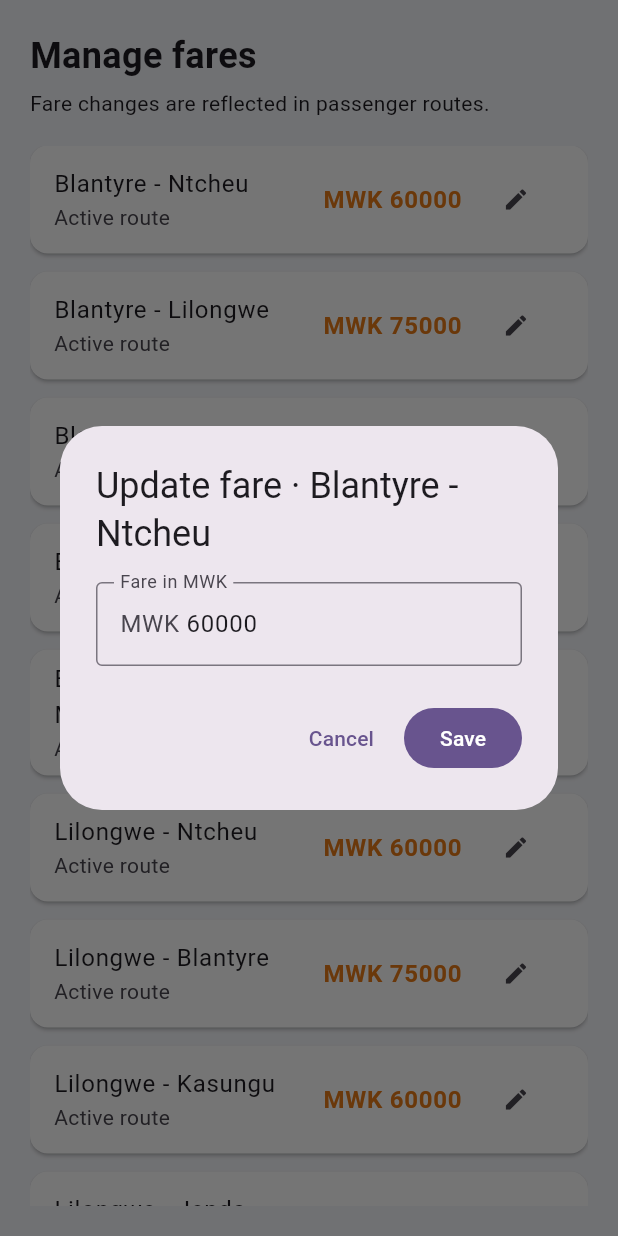
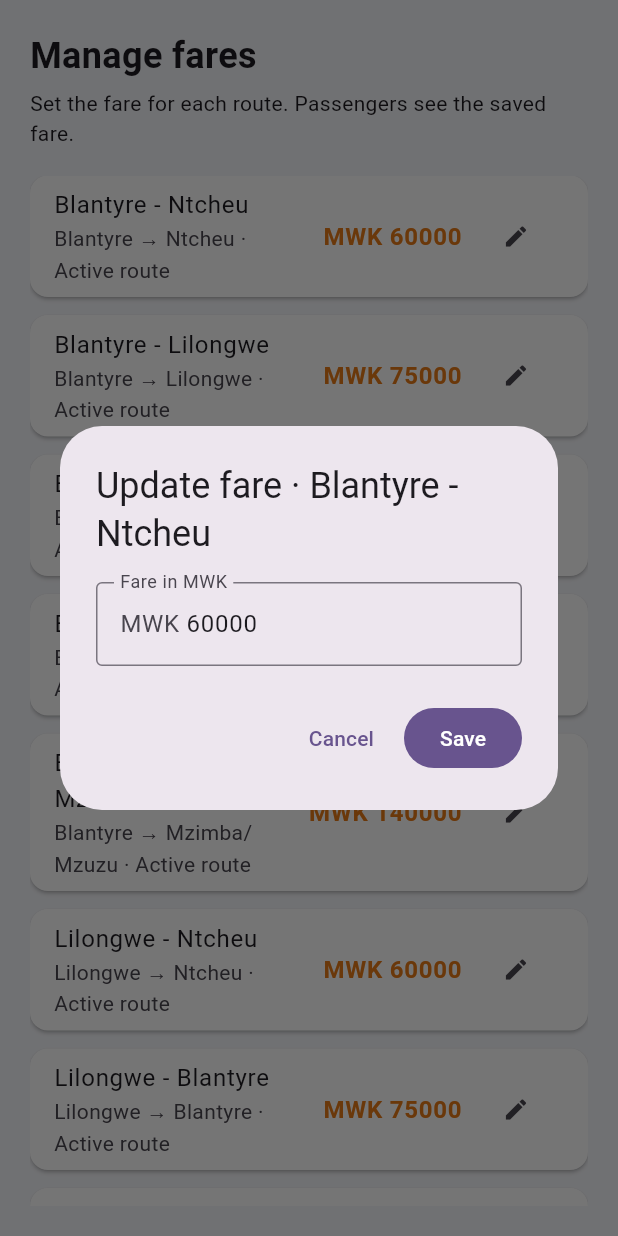
Before and after one commit to bed-com-45-24/Group-ff1, a Flutter app: the FaresScreen screen opened directly, after a tap on the "edit" icon, on a phone screen of 412 x 824 dp. Run offline on Flutter 3.47's test engine with Material 3 defaults, Android fonts, the phone set to English and light mode, and no system bars; our stand-ins replace flutter_map, geocoding, geolocator, latlong2, shared_preferences; accounts and stored records are empty.

Commit message:
Implement administrator fare management

```diff
--- a/lib/screens/admin/fares_screen.dart
+++ b/lib/screens/admin/fares_screen.dart
@@ -1,8 +1,6 @@
-
 import 'package:flutter/material.dart';
 
 import '../../data/route_store.dart';
-import '../../data/trip_store.dart';
 import '../../models/route_model.dart';
 
 class FaresScreen extends StatefulWidget {
@@ -14,13 +12,11 @@ class FaresScreen extends StatefulWidget {
 
 class _FaresScreenState extends State<FaresScreen> {
   final _store = RouteStore.instance;
-  final _tripStore = TripStore.instance;
 
   @override
   void initState() {
     super.initState();
     _store.load();
-    _tripStore.load();
   }
 
   Future<void> _editFare(RouteModel route) async {
@@ -28,7 +24,9 @@ class _FaresScreenState extends State<FaresScreen> {
       text: route.fare.toStringAsFixed(0),
     );
     final formKey = GlobalKey<FormState>();
-    final fare = await showDialog<double>(
+    final double? fare;
+    try {
+      fare = await showDialog<double>(
         context: context,
         builder: (dialogContext) => AlertDialog(
           title: Text('Update fare · ${route.name}'),
@@ -36,7 +34,9 @@ class _FaresScreenState extends State<FaresScreen> {
             key: formKey,
             child: TextFormField(
               controller: controller,
-            keyboardType: const TextInputType.numberWithOptions(decimal: true),
+              keyboardType: const TextInputType.numberWithOptions(
+                decimal: true,
+              ),
               decoration: const InputDecoration(
                 labelText: 'Fare in MWK',
                 prefixText: 'MWK ',
@@ -44,7 +44,7 @@ class _FaresScreenState extends State<FaresScreen> {
               ),
               validator: (value) {
                 final amount = double.tryParse(value?.trim() ?? '');
-              return amount == null || amount <= 0
+                return amount == null || !amount.isFinite || amount <= 0
                     ? 'Enter a fare greater than zero'
                     : null;
               },
@@ -58,7 +58,10 @@ class _FaresScreenState extends State<FaresScreen> {
             FilledButton(
               onPressed: () {
                 if (formKey.currentState!.validate()) {
-                Navigator.pop(dialogContext, double.parse(controller.text));
+                  Navigator.pop(
+                    dialogContext,
+                    double.parse(controller.text.trim()),
+                  );
                 }
               },
               child: const Text('Save'),
@@ -66,26 +69,26 @@ class _FaresScreenState extends State<FaresScreen> {
           ],
         ),
       );
+    } finally {
+      await WidgetsBinding.instance.endOfFrame;
+      controller.dispose();
+    }
 
     if (fare == null) return;
+    try {
       await _store.saveRoute(route.copyWith(fare: fare));
-    final matchingTrips = _tripStore.trips.where(
-      (trip) =>
-          trip.origin.toLowerCase() == route.origin.toLowerCase() &&
-          trip.destination.toLowerCase() == route.destination.toLowerCase(),
-    );
-    await Future.wait(
-      matchingTrips.map(
-        (trip) => _tripStore.saveTrip(trip.copyWith(fare: fare)),
-      ),
-    );
+    } catch (error) {
+      if (mounted) {
+        _message('Fare could not be saved: $error');
+      }
+      return;
+    }
     if (mounted) _message('Fare updated and saved.');
   }
 
   void _message(String message) {
-    ScaffoldMessenger.of(context).showSnackBar(
-      SnackBar(content: Text(message)),
-    );
+    ScaffoldMessenger.of(context)
+        .showSnackBar(SnackBar(content: Text(message)));
   }
 
   @override
@@ -104,14 +107,11 @@ class _FaresScreenState extends State<FaresScreen> {
                 children: [
                   const Text(
                     'Manage fares',
-                    style: TextStyle(
-                      fontSize: 24,
-                      fontWeight: FontWeight.bold,
-                    ),
+                    style: TextStyle(fontSize: 24, fontWeight: FontWeight.bold),
                   ),
                   const SizedBox(height: 5),
                   const Text(
-                    'Fare changes are reflected in passenger routes.',
+                    'Set the fare for each route. Passengers see the saved fare.',
                   ),
                   const SizedBox(height: 18),
                   Expanded(
@@ -119,9 +119,7 @@ class _FaresScreenState extends State<FaresScreen> {
                         ? const Center(child: CircularProgressIndicator())
                         : routes.isEmpty
                         ? const Center(
-                                child: Text(
-                                  'Add a route before setting fares.',
-                                ),
+                            child: Text('Add a route before setting fares.'),
                           )
                         : ListView.builder(
                             itemCount: routes.length,
@@ -133,9 +131,8 @@ class _FaresScreenState extends State<FaresScreen> {
                                 child: ListTile(
                                   title: Text(route.name),
                                   subtitle: Text(
-                                        route.active
-                                            ? 'Active route'
-                                            : 'Inactive',
+                                    '${route.origin} → ${route.destination} · '
+                                    '${route.active ? 'Active route' : 'Inactive'}',
                                   ),
                                   trailing: Row(
                                     mainAxisSize: MainAxisSize.min,
@@ -151,10 +148,7 @@ class _FaresScreenState extends State<FaresScreen> {
                                       const SizedBox(width: 12),
                                       IconButton(
                                         onPressed: () => _editFare(route),
-                                            icon: const Icon(
-                                              Icons.edit,
-                                              size: 18,
-                                            ),
+                                        icon: const Icon(Icons.edit, size: 18),
                                       ),
                                     ],
                                   ),
```
Lines whose indentation alone changed are shown as unchanged.
